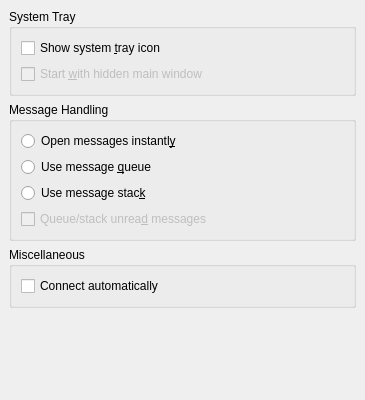
This is kopete/config/behavior/behaviorconfig_general.ui in KDE/kopete as Qt 5 draws it before an edit. The edited form follows.
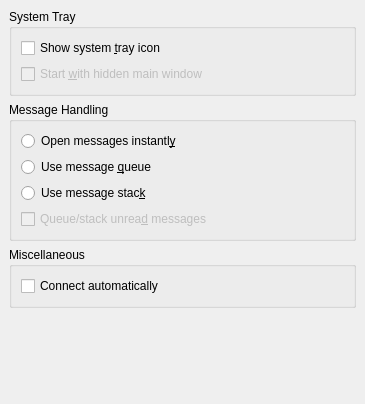
This is the edited form.

Commit message: Generalize the "Exclude messages in chats on current desktop" to affect also notifications, use the active_window event for it instead of dropping the event and reword tooltips etc to reflect this. Do not animate for events occuring in the active chat window. Update UI texts that mention the old bubble. Use "animate" instead of "flash" for the systray icon which seems to be a more common term.

What changed in the file:
```diff
--- a/kopete/config/behavior/behaviorconfig_general.ui
+++ b/kopete/config/behavior/behaviorconfig_general.ui
@@ -6,7 +6,7 @@
     <x>0</x>
     <y>0</y>
     <width>365</width>
-    <height>400</height>
+    <height>404</height>
    </rect>
   </property>
   <property name="windowTitle" >
```
Left out of the diff: 54 changed lines with no effect on the pictures. The commit also changes 2 other files.
